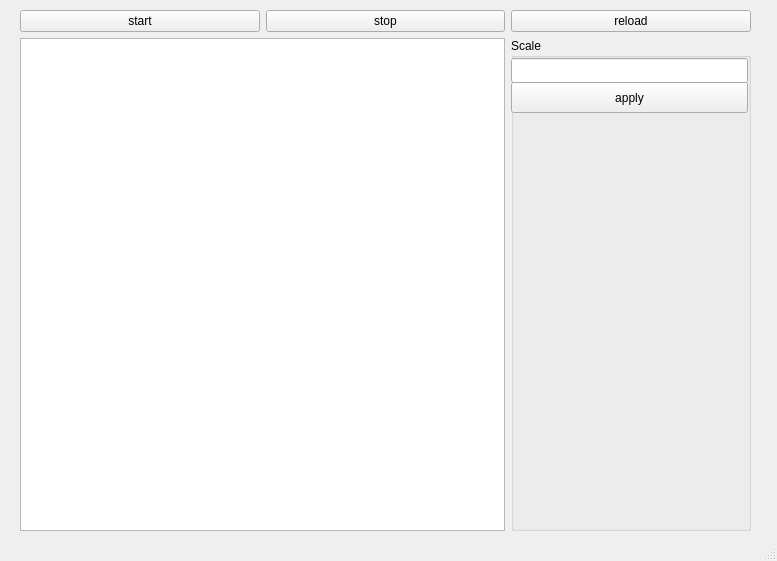
This is GameOfLife/mainwindow.ui in EGmerina/23203_gmerina as Qt 5 draws it before an edit. The edited form follows.
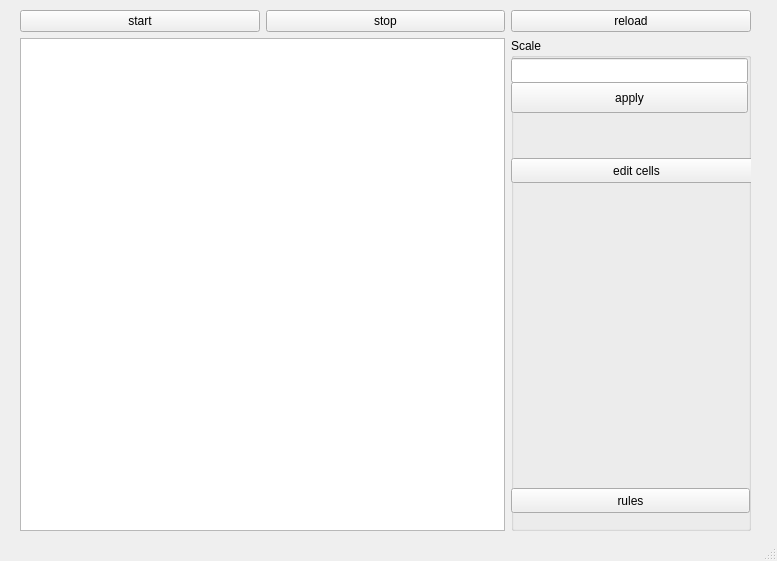
This is the edited form.

Commit message: life new edit button

The edit to the form file:
```diff
--- a/GameOfLife/mainwindow.ui
+++ b/GameOfLife/mainwindow.ui
@@ -104,6 +104,32 @@
            </sizepolicy>
           </property>
          </widget>
+         <widget class="QPushButton" name="pushButton">
+          <property name="geometry">
+           <rect>
+            <x>0</x>
+            <y>450</y>
+            <width>239</width>
+            <height>25</height>
+           </rect>
+          </property>
+          <property name="text">
+           <string>rules</string>
+          </property>
+         </widget>
+         <widget class="QPushButton" name="pushButton_4">
+          <property name="geometry">
+           <rect>
+            <x>0</x>
+            <y>120</y>
+            <width>251</width>
+            <height>25</height>
+           </rect>
+          </property>
+          <property name="text">
+           <string>edit cells</string>
+          </property>
+         </widget>
         </widget>
        </item>
       </layout>
```
Left out of the diff: 28 changed lines with no effect on the pictures. The commit also changes 2 other files.
